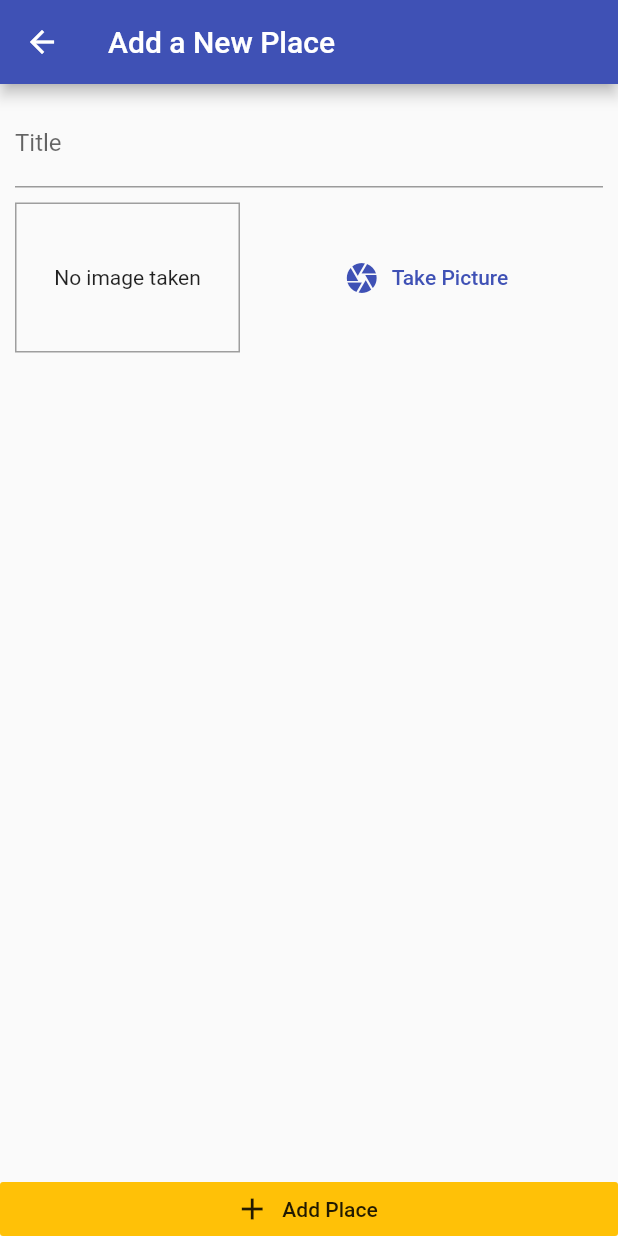
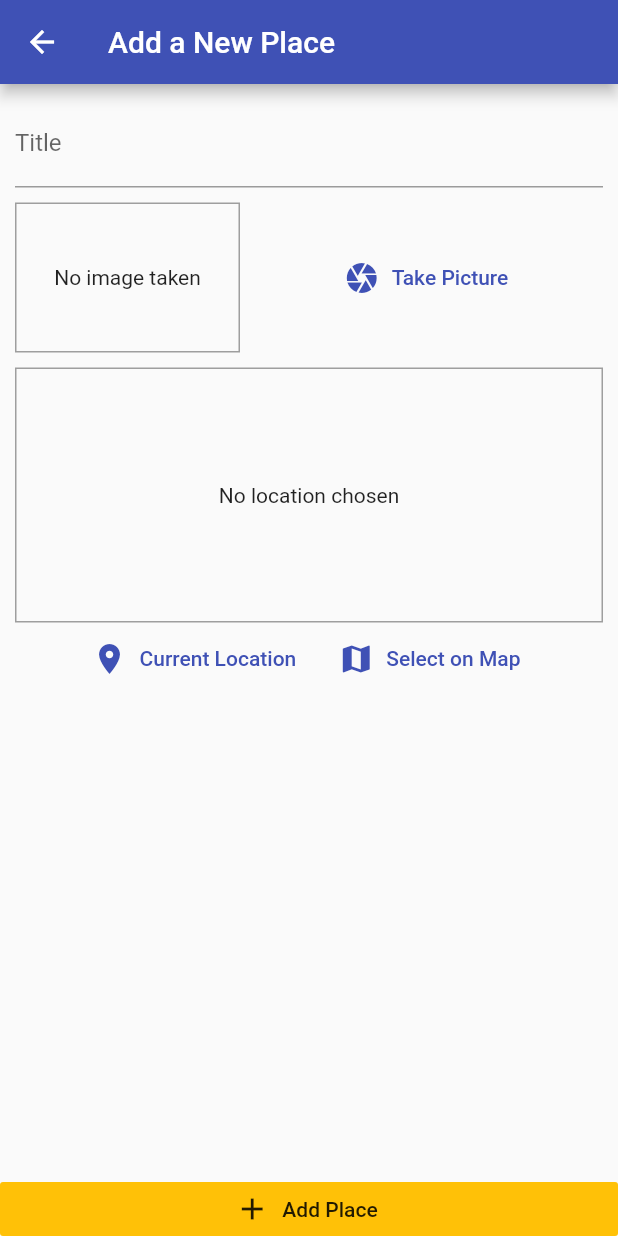
Before and after one commit to abhisheksudhir/great_places_app, a Flutter app: the AddPlaceScreen screen opened by its route, on a phone screen of 412 x 824 dp. Run offline on Flutter 3.47's test engine with Material 2 defaults, Android fonts, the phone set to English and light mode, and no system bars; our stand-ins replace image_picker, sqflite; accounts and stored records are empty.

Commit message:
adding a location input & the location package

```diff
--- a/lib/screens/add_place_screen.dart
+++ b/lib/screens/add_place_screen.dart
@@ -5,6 +5,7 @@ import 'package:provider/provider.dart';
 
 import '../widgets/image_input.dart';
 import '../providers/great_places.dart';
+import '../widgets/location_input.dart';
 
 class AddPlaceScreen extends StatefulWidget {
   static const routeName = '/add-place';
@@ -53,6 +54,8 @@ class _AddPlaceScreenState extends State<AddPlaceScreen> {
                     ),
                     SizedBox(height: 10),
                     ImageInput(_selectImage),
+                    SizedBox(height: 10),
+                    LocationInput(),
                   ],
                 ),
               ),
--- /dev/null
+++ b/lib/widgets/location_input.dart
@@ -0,0 +1,56 @@
+import 'package:flutter/cupertino.dart';
+import 'package:flutter/material.dart';
+
+class LocationInput extends StatefulWidget {
+  @override
+  _LocationInputState createState() => _LocationInputState();
+}
+
+class _LocationInputState extends State<LocationInput> {
+  String _previewImageUrl;
+
+  @override
+  Widget build(BuildContext context) {
+    return Column(
+      children: <Widget>[
+        Container(
+          height: 170,
+          width: double.infinity,
+          alignment: Alignment.center,
+          decoration: BoxDecoration(
+              border: Border.all(
+            width: 1,
+            color: Colors.grey,
+          )),
+          child: _previewImageUrl == null
+              ? Text(
+                  'No location chosen',
+                  textAlign: TextAlign.center,
+                )
+              : Image.network(
+                  _previewImageUrl,
+                  fit: BoxFit.cover,
+                  width: double.infinity,
+                ),
+        ),
+        Row(
+          mainAxisAlignment: MainAxisAlignment.center,
+          children: <Widget>[
+            FlatButton.icon(
+              icon: Icon(Icons.location_on),
+              label: Text('Current Location'),
+              textColor: Theme.of(context).primaryColor,
+              onPressed: () {},
+            ),
+            FlatButton.icon(
+              icon: Icon(Icons.map),
+              label: Text('Select on Map'),
+              textColor: Theme.of(context).primaryColor,
+              onPressed: () {},
+            ),
+          ],
+        ),
+      ],
+    );
+  }
+}
--- a/pubspec.yaml
+++ b/pubspec.yaml
@@ -28,6 +28,7 @@ dependencies:
   path_provider: ^1.6.10
   path: ^1.6.4 #change this later
   sqflite: ^1.3.1
+  location: ^3.0.2
 
 #   great_places_app] flutter pub get
 # Running "flutter pub get" in great_places_app...
```
Also changed, not shown: pubspec.lock, 1 other file.
